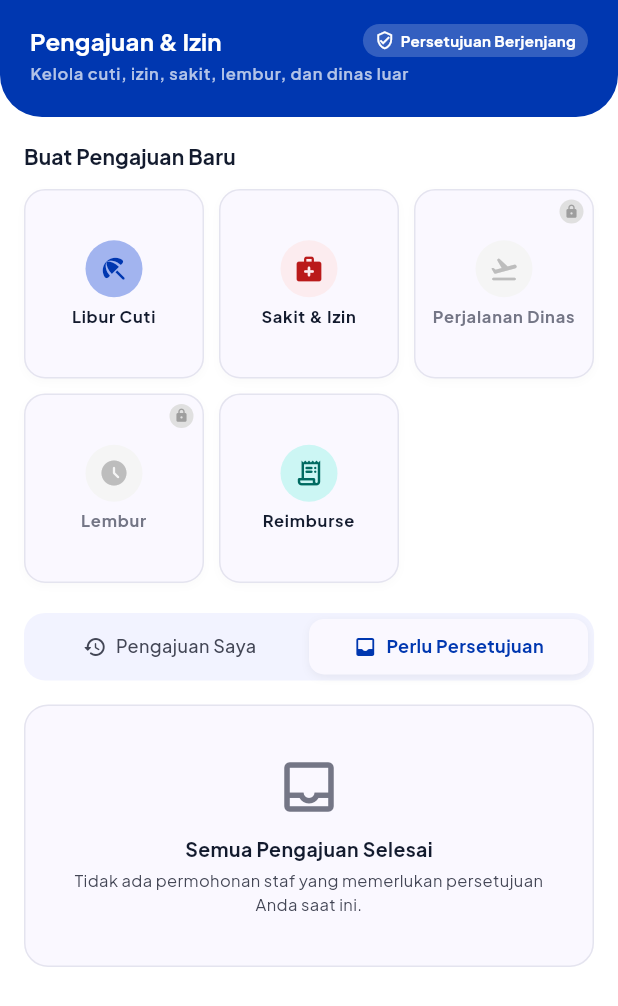
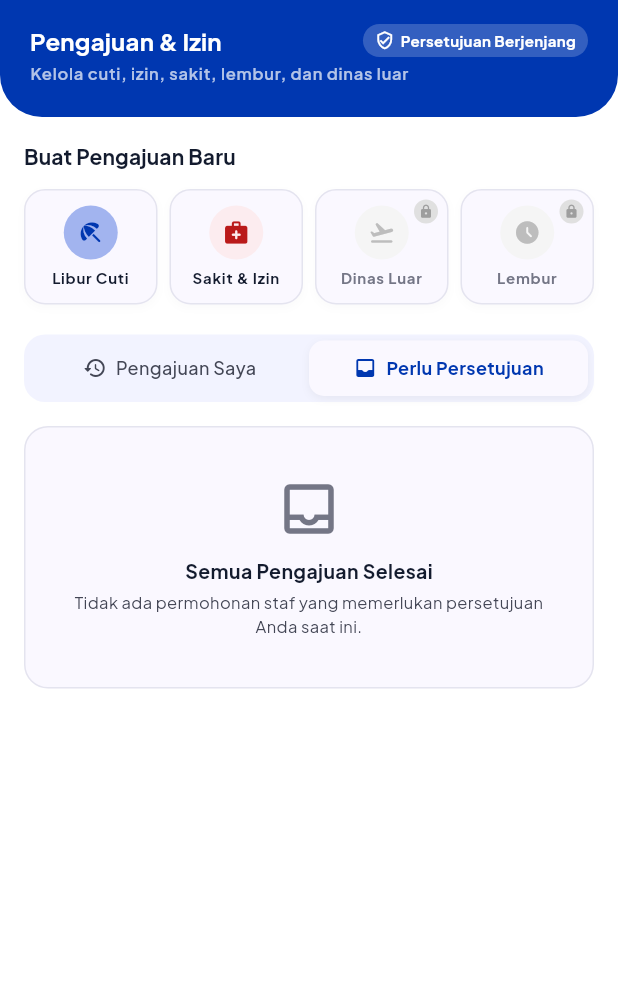
Before and after one commit to Cihaimasuiro/arqom-central-portal-mobile, a Flutter app: the RequestsScreen screen opened directly, after a tap on "Perlu Persetujuan", on a phone screen of 412 x 824 dp. Shown: the top 1006 px of the screen. Run offline on Flutter 3.47's test engine with Material 3 defaults, Android fonts, the phone set to English and light mode, and no system bars; our stand-ins replace file_picker, flutter_map, flutter_spinkit, geolocator, google_fonts, image_picker and 3 more; accounts and stored records are empty; network calls fail.

Commit message:
feat(requests): remove reimburse and align quick categories with 4 official request types

```diff
--- a/lib/features/requests/presentation/requests_screen.dart
+++ b/lib/features/requests/presentation/requests_screen.dart
@@ -6,7 +6,6 @@ import 'cuti_tahunan_screen.dart';
 import 'izin_sakit_screen.dart';
 import 'dinas_luar_screen.dart';
 import 'kerja_lembur_screen.dart';
-import 'reimburse_screen.dart';
 
 class RequestsScreen extends StatefulWidget {
   const RequestsScreen({super.key});
@@ -878,15 +877,12 @@ class _RequestsScreenState extends State<RequestsScreen> {
           ],
         ),
         const SizedBox(height: 12),
-        GridView.count(
-          shrinkWrap: true,
-          physics: const NeverScrollableScrollPhysics(),
-          crossAxisCount: 3,
-          mainAxisSpacing: 10,
-          crossAxisSpacing: 10,
-          childAspectRatio: 0.95,
-          children: [
-            _buildCategoryButton(
+        IntrinsicHeight(
+          child: Row(
+            crossAxisAlignment: CrossAxisAlignment.stretch,
+            children: [
+              Expanded(
+                child: _buildCategoryButton(
                   context,
                   'Libur Cuti',
                   Icons.beach_access_rounded,
@@ -894,7 +890,10 @@ class _RequestsScreenState extends State<RequestsScreen> {
                   AppColors.primary,
                   onTap: () => _openForm(const CutiTahunanScreen()),
                 ),
-            _buildCategoryButton(
+              ),
+              const SizedBox(width: 8),
+              Expanded(
+                child: _buildCategoryButton(
                   context,
                   'Sakit & Izin',
                   Icons.medical_services_rounded,
@@ -902,9 +901,12 @@ class _RequestsScreenState extends State<RequestsScreen> {
                   AppColors.error,
                   onTap: () => _openForm(const IzinSakitScreen()),
                 ),
-            _buildCategoryButton(
+              ),
+              const SizedBox(width: 8),
+              Expanded(
+                child: _buildCategoryButton(
                   context,
-              'Perjalanan Dinas',
+                  'Dinas Luar',
                   Icons.flight_takeoff_rounded,
                   canElevated ? AppColors.tertiaryContainer.withValues(alpha: 0.4) : Colors.grey.shade100,
                   canElevated ? AppColors.tertiary : Colors.grey.shade400,
@@ -913,7 +915,10 @@ class _RequestsScreenState extends State<RequestsScreen> {
                       ? () => _openForm(const DinasLuarScreen())
                       : () => _showElevatedRoleWarning('Perjalanan Dinas'),
                 ),
-            _buildCategoryButton(
+              ),
+              const SizedBox(width: 8),
+              Expanded(
+                child: _buildCategoryButton(
                   context,
                   'Lembur',
                   Icons.access_time_filled_rounded,
@@ -924,15 +929,9 @@ class _RequestsScreenState extends State<RequestsScreen> {
                       ? () => _openForm(const KerjaLemburScreen())
                       : () => _showElevatedRoleWarning('Kerja Lembur'),
                 ),
-            _buildCategoryButton(
-              context,
-              'Reimburse',
-              Icons.receipt_long_rounded,
-              AppColors.secondaryContainer.withValues(alpha: 0.4),
-              AppColors.secondary,
-              onTap: () => _openForm(const ReimburseScreen()),
-            ),
-          ],
+              ),
+            ],
+          ),
         ),
       ],
     );
@@ -998,22 +997,23 @@ class _RequestsScreenState extends State<RequestsScreen> {
           child: Stack(
             children: [
               Padding(
-                padding: const EdgeInsets.symmetric(horizontal: 8, vertical: 10),
+                padding: const EdgeInsets.symmetric(horizontal: 4, vertical: 10),
                 child: Center(
                   child: Column(
                     mainAxisAlignment: MainAxisAlignment.center,
                     children: [
                       Container(
-                        width: 38,
-                        height: 38,
+                        width: 36,
+                        height: 36,
                         decoration: BoxDecoration(color: bgColor, shape: BoxShape.circle),
-                        child: Icon(icon, color: iconColor, size: 20),
+                        child: Icon(icon, color: iconColor, size: 18),
                       ),
                       const SizedBox(height: 6),
                       Text(
                         label,
                         style: Theme.of(context).textTheme.labelSmall?.copyWith(
                               fontWeight: FontWeight.bold,
+                              fontSize: 10,
                               color: isLocked ? AppColors.outline : null,
                             ),
                         textAlign: TextAlign.center,
```
Also changed, not shown: lib/features/requests/presentation/reimburse_screen.dart (deleted, +0 -244 lines). Lines whose indentation alone changed are shown as unchanged.
